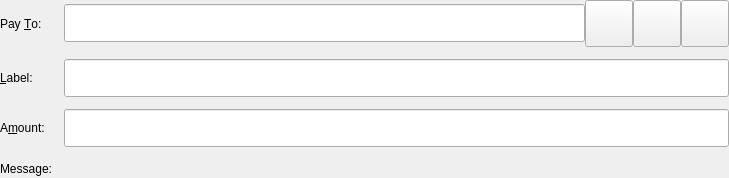
First picture: the form in src/qt/forms/sendcoinsentry.ui, repository MotoAcidic/bdcash-protocol, before the edit.
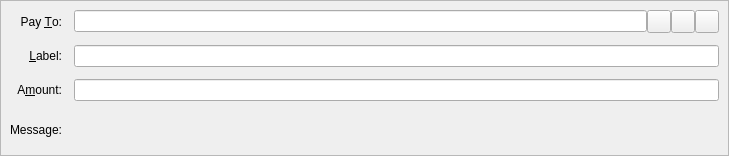
Second picture: the form after the edit. Icons and pictures are not drawn. Custom widgets are drawn as their Qt base class.

What changed in the file:
```diff
--- a/src/qt/forms/sendcoinsentry.ui
+++ b/src/qt/forms/sendcoinsentry.ui
@@ -7,7 +7,7 @@
     <x>0</x>
     <y>0</y>
     <width>729</width>
-    <height>178</height>
+    <height>156</height>
    </rect>
   </property>
   <property name="focusPolicy">
@@ -20,22 +20,13 @@
    <property name="toolTip">
     <string>This is a normal payment.</string>
    </property>
-   <property name="lineWidth">
-    <number>0</number>
+   <property name="frameShape">
+    <enum>QFrame::StyledPanel</enum>
+   </property>
+   <property name="frameShadow">
+    <enum>QFrame::Sunken</enum>
    </property>
    <layout class="QGridLayout" name="gridLayout">
-    <property name="leftMargin">
-     <number>0</number>
-    </property>
-    <property name="topMargin">
-     <number>0</number>
-    </property>
-    <property name="rightMargin">
-     <number>0</number>
-    </property>
-    <property name="bottomMargin">
-     <number>0</number>
-    </property>
     <property name="spacing">
      <number>12</number>
     </property>
@@ -44,6 +35,9 @@
       <property name="text">
        <string>Pay &amp;To:</string>
       </property>
+      <property name="alignment">
+       <set>Qt::AlignRight|Qt::AlignTrailing|Qt::AlignVCenter</set>
+      </property>
       <property name="buddy">
        <cstring>payTo</cstring>
       </property>
@@ -56,17 +50,8 @@
       </property>
       <item>
        <widget class="QValidatedLineEdit" name="payTo">
-        <property name="minimumSize">
-         <size>
-          <width>0</width>
-          <height>38</height>
-         </size>
-        </property>
         <property name="toolTip">
-         <string>The BDCASH address to send the payment to</string>
-        </property>
-        <property name="placeholderText">
-         <string/>
+         <string>The APOLLON address to send the payment to</string>
         </property>
        </widget>
       </item>
@@ -79,14 +64,8 @@
          <string/>
         </property>
         <property name="icon">
-         <iconset resource="../bdcash.qrc">
-          <normaloff>:/icons/address-book@2x</normaloff>:/icons/address-book@2x</iconset>
-        </property>
-        <property name="iconSize">
-         <size>
-          <width>40</width>
-          <height>40</height>
-         </size>
+         <iconset resource="../apollon.qrc">
+          <normaloff>:/icons/address-book</normaloff>:/icons/address-book</iconset>
         </property>
         <property name="shortcut">
          <string>Alt+A</string>
@@ -102,14 +81,8 @@
          <string/>
         </property>
         <property name="icon">
-         <iconset resource="../bdcash.qrc">
-          <normaloff>:/icons/editpaste@2x</normaloff>:/icons/editpaste@2x</iconset>
-        </property>
-        <property name="iconSize">
-         <size>
-          <width>40</width>
-          <height>40</height>
-         </size>
+         <iconset resource="../apollon.qrc">
+          <normaloff>:/icons/editpaste</normaloff>:/icons/editpaste</iconset>
         </property>
         <property name="shortcut">
          <string>Alt+P</string>
@@ -125,14 +98,8 @@
          <string/>
         </property>
         <property name="icon">
-         <iconset resource="../bdcash.qrc">
-          <normaloff>:/icons/remove@2x</normaloff>:/icons/remove@2x</iconset>
-        </property>
-        <property name="iconSize">
-         <size>
-          <width>40</width>
-          <height>40</height>
-         </size>
+         <iconset resource="../apollon.qrc">
+          <normaloff>:/icons/remove</normaloff>:/icons/remove</iconset>
         </property>
        </widget>
       </item>
@@ -143,6 +110,9 @@
       <property name="text">
        <string>&amp;Label:</string>
       </property>
+      <property name="alignment">
+       <set>Qt::AlignRight|Qt::AlignTrailing|Qt::AlignVCenter</set>
+      </property>
       <property name="buddy">
        <cstring>addAsLabel</cstring>
       </property>
@@ -150,12 +120,6 @@
     </item>
     <item row="1" column="1">
      <widget class="QLineEdit" name="addAsLabel">
-      <property name="minimumSize">
-       <size>
-        <width>0</width>
-        <height>38</height>
-       </size>
-      </property>
       <property name="toolTip">
        <string>Enter a label for this address to add it to the list of used addresses</string>
       </property>
@@ -166,20 +130,16 @@
       <property name="text">
        <string>A&amp;mount:</string>
       </property>
+      <property name="alignment">
+       <set>Qt::AlignRight|Qt::AlignTrailing|Qt::AlignVCenter</set>
+      </property>
       <property name="buddy">
        <cstring>payAmount</cstring>
       </property>
      </widget>
     </item>
     <item row="2" column="1">
-     <widget class="BitcoinAmountField" name="payAmount">
-      <property name="minimumSize">
-       <size>
-        <width>0</width>
-        <height>38</height>
-       </size>
-      </property>
-     </widget>
+     <widget class="BitcoinAmountField" name="payAmount"/>
     </item>
     <item row="3" column="0">
      <widget class="QLabel" name="messageLabel">
```
Left out of the diff: 43 changed lines with no effect on the pictures.
